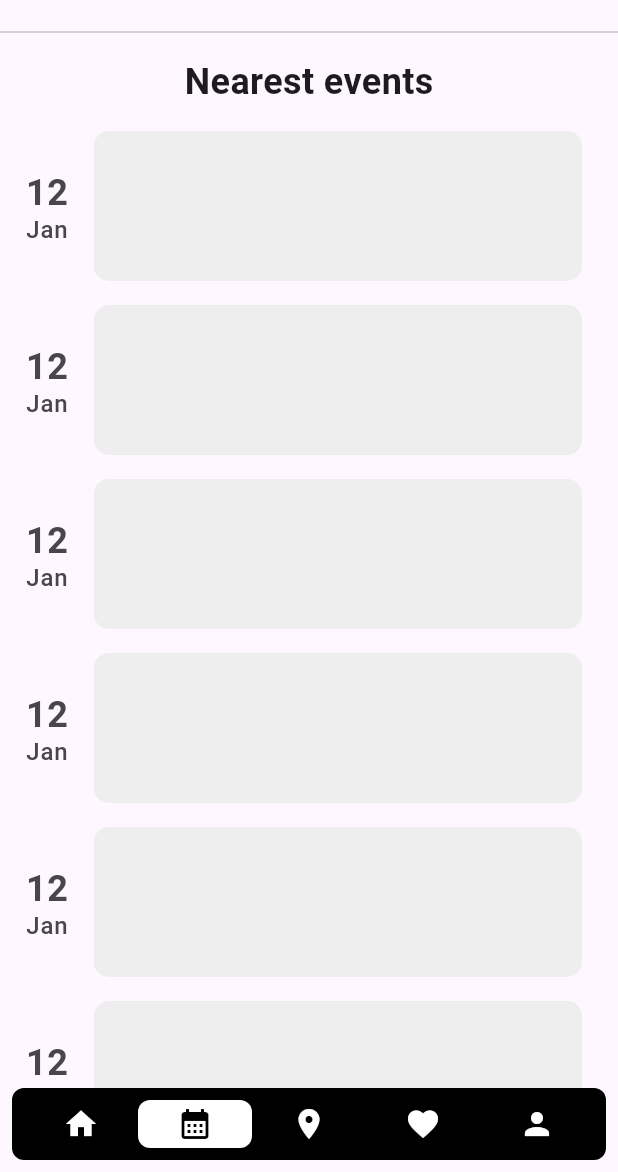
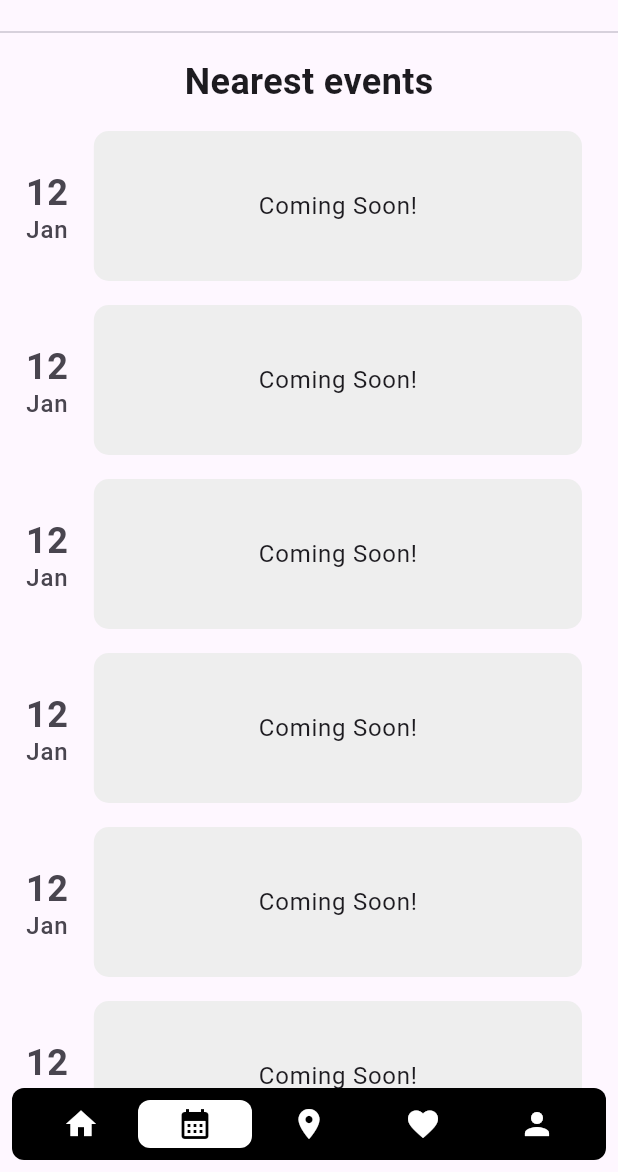
Before and after one commit to progressiveOverload/ai_appjam, a Flutter app: the CalendarPage screen opened directly, on a phone screen of 412 x 824 dp, the part 64-1236 px from its top. Run offline on Flutter 3.47's test engine with Material 3 defaults, Android fonts, the phone set to English and light mode, and no system bars; drawn by our look-alikes of floating_bottom_navigation_bar; our stand-ins replace firebase_auth, firebase_core, get, swipeable_button_view; accounts and stored records are empty.

```diff
--- a/lib/screens/calendar.dart
+++ b/lib/screens/calendar.dart
@@ -45,7 +45,7 @@ class CalendarPage extends StatelessWidget {
                 Get.offAll(() => const FavoritePage());
                 break;
               case 4:
-                Get.offAll(() => const AccountPage());
+                  Get.offAll(() => const AccountPage());
                 break;
             }
           },
@@ -113,7 +113,7 @@ class CalendarPage extends StatelessWidget {
                       borderRadius: BorderRadius.circular(10),
                     ),
                     child: const Center(
-                      child: Text(''), // replace with your actual content
+                      child: Text('Coming Soon!'),
                     ),
                   ),
                 );
--- a/lib/screens/first_main_page.dart
+++ b/lib/screens/first_main_page.dart
@@ -1,6 +1,7 @@
 import 'package:ai_appjam/screens/account.dart';
 import 'package:ai_appjam/screens/calendar.dart';
 import 'package:ai_appjam/screens/chatpage.dart';
+import 'package:ai_appjam/screens/favorites.dart';
 import 'package:floating_bottom_navigation_bar/floating_bottom_navigation_bar.dart';
 import 'package:flutter/material.dart';
 import 'package:get/get.dart';
@@ -318,7 +319,7 @@ class _FirstMainPageState extends State<FirstMainPage> {
                 //Get.offAll(() => const ChatScreen());
                 break;
               case 3:
-                Get.offAll(() => const AccountPage());
+                Get.offAll(() => const FavoritePage());
                 break;
               case 4:
                 Get.offAll(() => const AccountPage());
```
Also changed, not shown: lib/screens/account.dart (+12 -1 lines).
